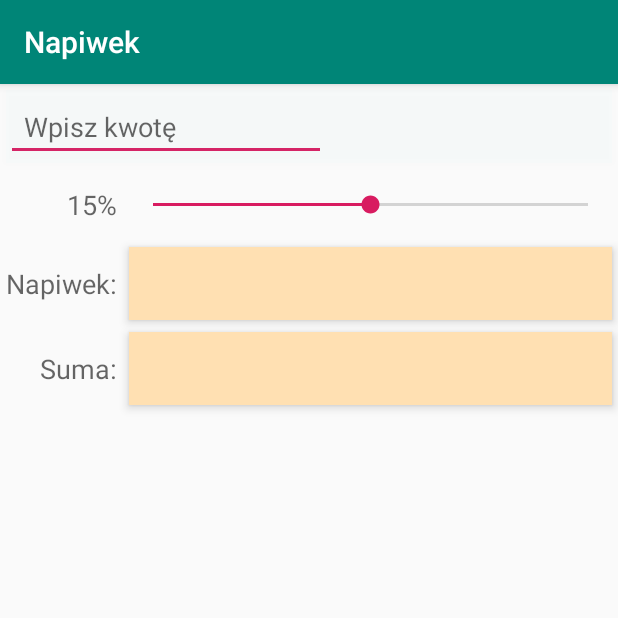
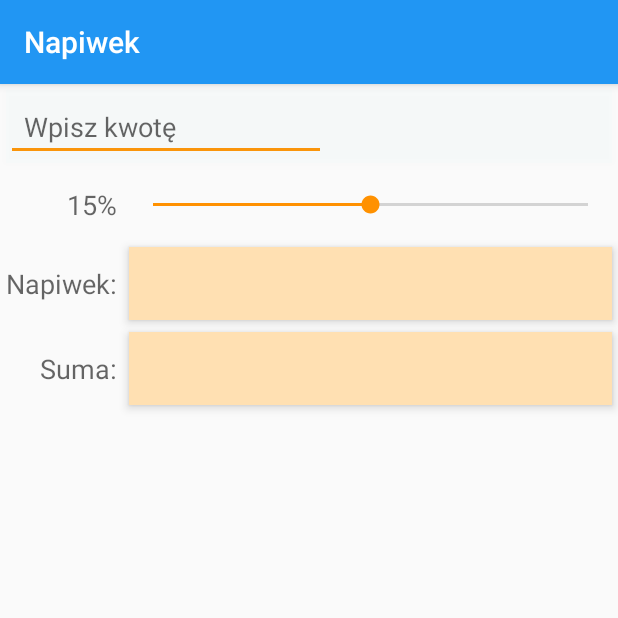
Before and after one commit to AdamWozniewski/AndroidNapiwek_app, an Android app: the screen it shows after launch (MainActivity), on a phone screen of 412 x 824 dp, the top half of it. Run offline under Robolectric (Android 15) with nearby library versions, the phone set to English and light mode, and no system bars.

Commit message:
prosta logika aplikacji

```diff
--- a/app/src/main/java/com/adam/napiwek/MainActivity.java
+++ b/app/src/main/java/com/adam/napiwek/MainActivity.java
@@ -2,12 +2,107 @@ package com.adam.napiwek;
 
 import android.support.v7.app.AppCompatActivity;
 import android.os.Bundle;
+import android.text.Editable;
+import android.text.TextWatcher;
+import android.widget.EditText;
+import android.widget.SeekBar;
+import android.widget.TextView;
+
+import java.text.NumberFormat;
 
 public class MainActivity extends AppCompatActivity {
+
+    private EditText amountEditText;
+    private TextView amountTextView;
+
+    private TextView percentTextView;
+    private SeekBar percentSeekBar;
+
+    private TextView tipLabelTextView, tipTextView;
+
+    private TextView totalLabelTextView, totalTextView;
+
+    private static final NumberFormat currencyFormat = NumberFormat.getCurrencyInstance();
+    private static final NumberFormat percentFormat = NumberFormat.getPercentInstance();
+
+    private double billAmount = 0.0;
+    private double tipPercent = 0.15;
 
     @Override
     protected void onCreate(Bundle savedInstanceState) {
         super.onCreate(savedInstanceState);
         setContentView(R.layout.activity_main);
+
+        this.amountEditText = (EditText) findViewById(R.id.amountEditText);
+        this.amountTextView = (TextView) findViewById(R.id.amountTextView);
+
+        this.percentTextView = (TextView) findViewById(R.id.percentTextView);
+        this.percentSeekBar = (SeekBar) findViewById(R.id.percentSeekBar);
+
+        this.tipLabelTextView = (TextView) findViewById(R.id.tipLabelTextView);
+        this.tipTextView = (TextView) findViewById(R.id.tipTextView);
+
+        this.totalLabelTextView = (TextView) findViewById(R.id.totalLabelTextView);
+        this.totalTextView = (TextView) findViewById(R.id.totalTextView);
+
+        this.amountEditText.addTextChangedListener(new TextWatcher() {
+            @Override
+            public void beforeTextChanged(CharSequence s, int start, int count, int after) {}
+
+            @Override
+            public void onTextChanged(CharSequence s, int start, int before, int count) {
+                try {
+
+                    System.out.println(s.length());
+                    MainActivity.this.billAmount = Double.parseDouble(s.toString()) ;
+//                    MainActivity.this.amountTextView.setText(MainActivity.currencyFormat.format(MainActivity.this.billAmount));
+                    MainActivity.this.amountTextView.setText(MainActivity.this.addWhiteSpaces(s.length()));
+                } catch (NumberFormatException ex) {
+                    MainActivity.this.amountTextView.setText("");
+                    MainActivity.this.billAmount = 0.0;
+                }
+
+                MainActivity.this.calculateTipAndTotalAmount();
+            }
+
+            @Override
+            public void afterTextChanged(Editable s) {}
+        });
+
+        this.percentSeekBar.setOnSeekBarChangeListener(new SeekBar.OnSeekBarChangeListener() {
+            @Override
+            public void onProgressChanged(SeekBar seekBar, int progress, boolean fromUser) {
+                MainActivity.this.tipPercent = progress / 100.0;
+                MainActivity.this.calculateTipAndTotalAmount();
+            }
+
+            @Override
+            public void onStartTrackingTouch(SeekBar seekBar) {
+
+            }
+
+            @Override
+            public void onStopTrackingTouch(SeekBar seekBar) {
+
+            }
+        });
+    }
+
+    private void calculateTipAndTotalAmount() {
+        double tipAmount = this.billAmount * this.tipPercent;
+        double totalAmount = this.billAmount + tipAmount;
+
+        this.percentTextView.setText(MainActivity.percentFormat.format(this.tipPercent));
+        this.tipTextView.setText(MainActivity.currencyFormat.format(tipAmount));
+        this.totalTextView.setText(MainActivity.currencyFormat.format(totalAmount));
+    }
+
+    private String addWhiteSpaces(int length) {
+        String whiteSpace = "";
+        for (int i =0; i <= length; i++) {
+            whiteSpace += "  ";
+        }
+        whiteSpace += "$";
+        return whiteSpace;
     }
 }
--- a/app/src/main/res/values/colors.xml
+++ b/app/src/main/res/values/colors.xml
@@ -1,8 +1,8 @@
 <?xml version="1.0" encoding="utf-8"?>
 <resources>
-    <color name="colorPrimary">#008577</color>
-    <color name="colorPrimaryDark">#00574B</color>
-    <color name="colorAccent">#D81B60</color>
+    <color name="colorPrimary">#2196f3</color>
+    <color name="colorPrimaryDark">#1976d2</color>
+    <color name="colorAccent">#ff9100</color>
     <color name="amount_background">#0bbdeffb</color>
     <color name="resultBackground">#ffe0b2</color>
 </resources>
```
